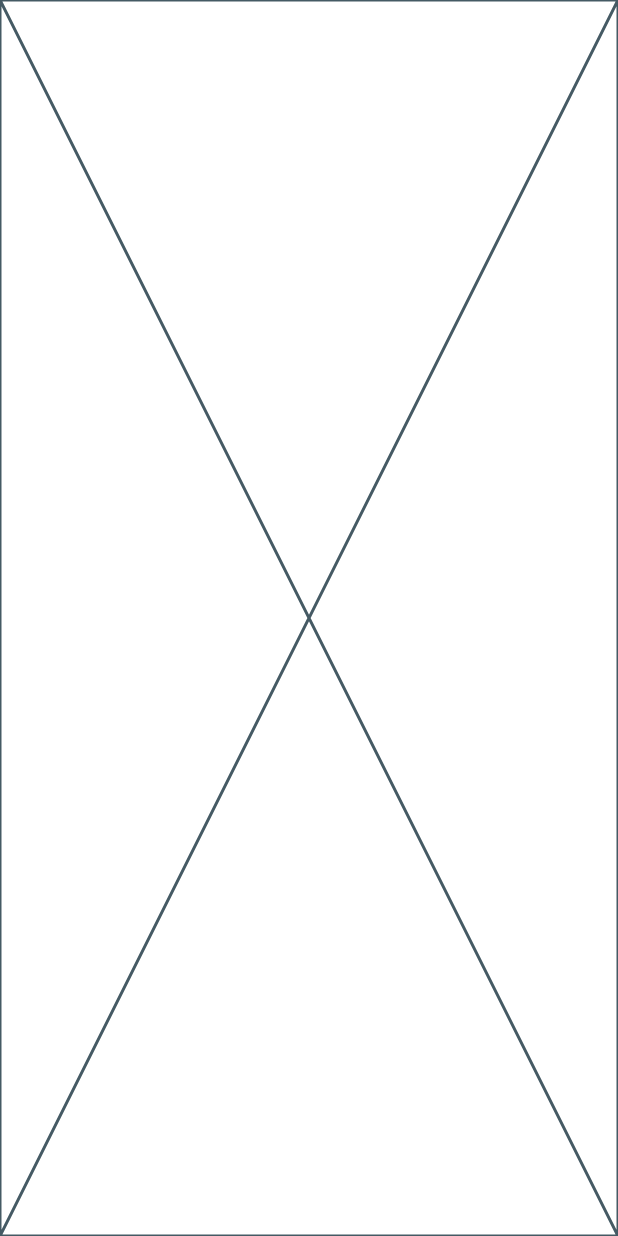
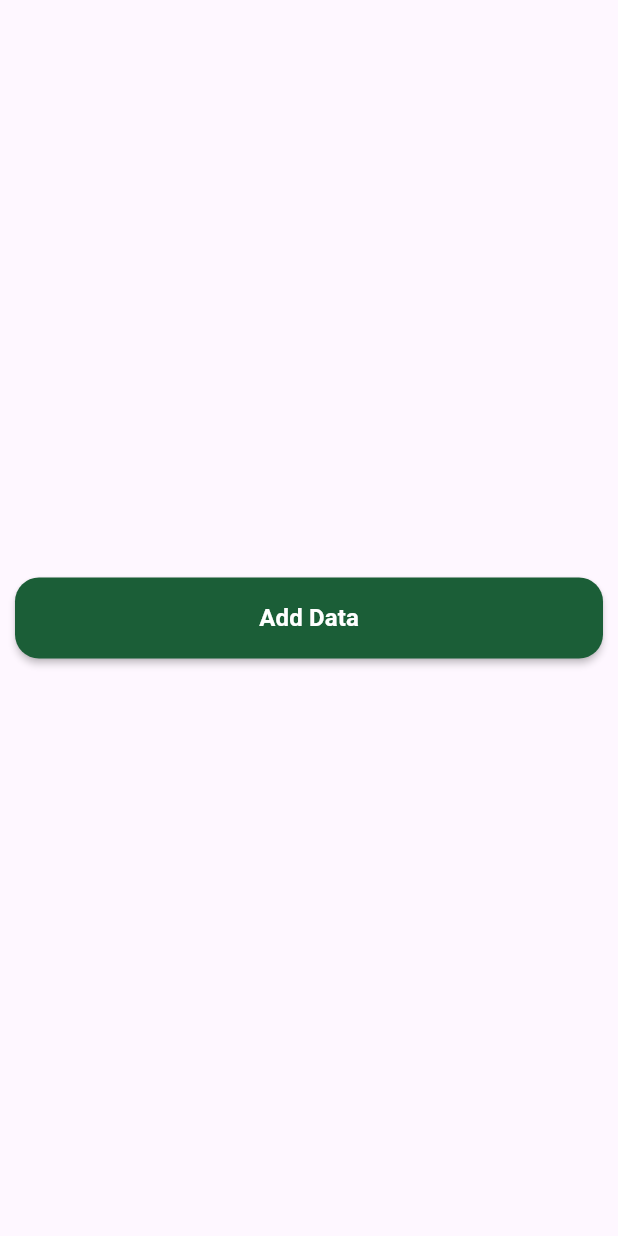
Before and after one commit to kerolesrozek/fruits-dashboard, a Flutter app: the screen it shows after launch, on a phone screen of 412 x 824 dp. Run offline on Flutter 3.47's test engine with Material 3 defaults, Android fonts, the phone set to English and light mode, and no system bars; our stand-ins replace firebase_core, go_router, google_fonts; accounts and stored records are empty; Roboto replaces fonts that are missing (Cairo).

Commit message:
create dashboard body

```diff
--- a/lib/features/dash_board/presentation/views/dash_board_view.dart
+++ b/lib/features/dash_board/presentation/views/dash_board_view.dart
@@ -1,10 +1,14 @@
 import 'package:flutter/material.dart';
+import 'package:fruits_dashboard/features/dash_board/presentation/views/widgets/dash_board_view_body.dart';
+import 'package:google_fonts/google_fonts.dart';
 
 class DashBoardView extends StatelessWidget {
   const DashBoardView({super.key});
 
   @override
   Widget build(BuildContext context) {
-    return const Placeholder();
+    return Scaffold(
+      body: DashBoardViewBody(),
+    );
   }
 }
--- /dev/null
+++ b/lib/features/dash_board/presentation/views/widgets/dash_board_view_body.dart
@@ -0,0 +1,36 @@
+import 'package:flutter/material.dart';
+import 'package:google_fonts/google_fonts.dart';
+
+class DashBoardViewBody extends StatelessWidget {
+  const DashBoardViewBody({super.key});
+
+  @override
+  Widget build(BuildContext context) {
+    return Column(
+      mainAxisAlignment: MainAxisAlignment.center,
+      children: [
+        Padding(
+          padding: const EdgeInsets.symmetric(horizontal: 10.0),
+          child: MaterialButton(
+            padding: EdgeInsets.symmetric(vertical: 15, horizontal: 48),
+            onPressed: () {},
+            textColor: Colors.white,
+            color: Color(0xff1B5E37),
+            minWidth: double.infinity,
+            height: 54,
+            shape: RoundedRectangleBorder(
+              borderRadius: BorderRadius.circular(16),
+            ),
+            child: Text(
+              'Add Data',
+              style: GoogleFonts.cairo(
+                fontSize: 16,
+                fontWeight: FontWeight.w700,
+              ),
+            ),
+          ),
+        ),
+      ],
+    );
+  }
+}
--- a/lib/main.dart
+++ b/lib/main.dart
@@ -3,19 +3,19 @@ import 'package:flutter/material.dart';
 import 'package:fruits_dashboard/core/app_routes.dart';
 import 'package:fruits_dashboard/firebase_options.dart';
 
-void main()async {
-   WidgetsFlutterBinding.ensureInitialized();
-  await Firebase.initializeApp(
-    options: DefaultFirebaseOptions.currentPlatform,
-  );
+void main() async {
+  WidgetsFlutterBinding.ensureInitialized();
+  await Firebase.initializeApp(options: DefaultFirebaseOptions.currentPlatform);
   runApp(const FruitsDashBoard());
 }
+
 class FruitsDashBoard extends StatelessWidget {
   const FruitsDashBoard({super.key});
 
   @override
   Widget build(BuildContext context) {
     return MaterialApp.router(
+      debugShowCheckedModeBanner: false,
       routerConfig: AppRoutes.router,
     );
   }
```
Also changed, not shown: pubspec.yaml (+1 -6 lines), pubspec.lock, 1 other file.
